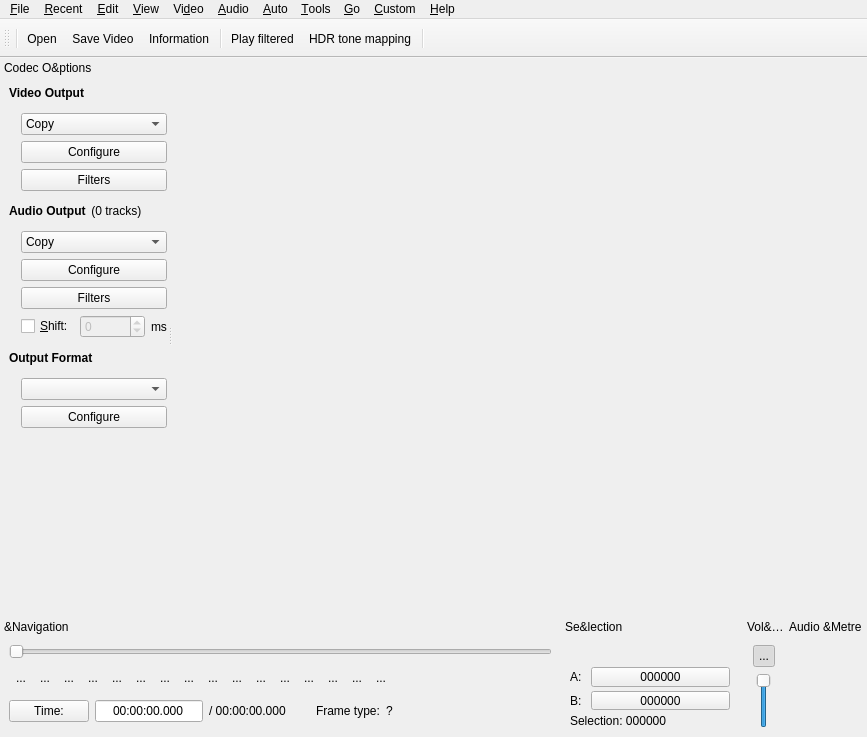
This is avidemux/qt4/ADM_userInterfaces/ADM_gui/gui2.ui in mean00/avidemux2 as Qt 5 draws it before an edit. The edited form follows.
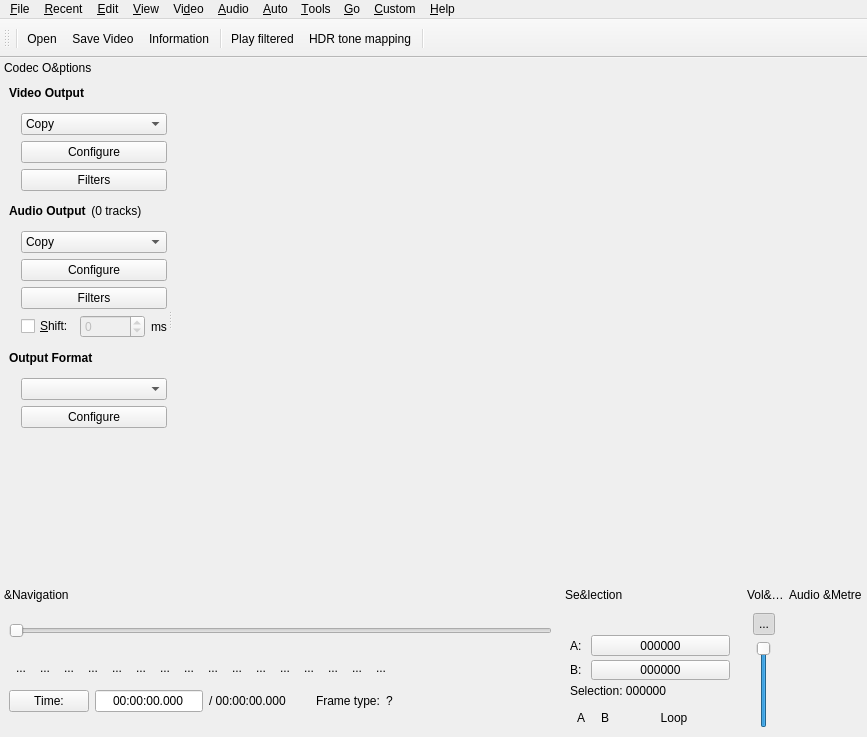
This is the edited form. Icons and pictures are not drawn. Custom widgets are drawn as their Qt base class.

Commit message:
qt: play a marked selection in a loop and speed up the macOS build
Add marker A, marker B, and Loop on the Selection panel, and a Go menu item
with shortcut L, so the range between the markers repeats. Rewind the existing
video chain and audio device at each lap instead of rebuilding the player.

On Apple Silicon, bootStrapMacOS_Monterey.arm64.sh builds out of tree on a
case-sensitive volume, compiles with all cores and ccache when it is installed,
and stops with a brew install line for any missing dependency.

The edit to the form file:
```diff
--- a/avidemux/qt4/ADM_userInterfaces/ADM_gui/gui2.ui
+++ b/avidemux/qt4/ADM_userInterfaces/ADM_gui/gui2.ui
@@ -771,13 +771,13 @@
    <property name="minimumSize">
     <size>
      <width>543</width>
-     <height>120</height>
+     <height>152</height>
     </size>
    </property>
    <property name="maximumSize">
     <size>
      <width>524287</width>
-     <height>120</height>
+     <height>152</height>
     </size>
    </property>
    <property name="features">
@@ -1391,13 +1391,13 @@
    <property name="minimumSize">
     <size>
      <width>182</width>
-     <height>120</height>
+     <height>152</height>
     </size>
    </property>
    <property name="maximumSize">
     <size>
      <width>182</width>
-     <height>120</height>
+     <height>152</height>
     </size>
    </property>
    <property name="features">
@@ -1525,6 +1525,91 @@
          </item>
         </layout>
        </item>
+       <item>
+        <layout class="QHBoxLayout" name="selectionMarkerButtons">
+         <property name="spacing">
+          <number>2</number>
+         </property>
+         <item>
+          <widget class="QToolButton" name="toolButtonSelectionMarkA">
+           <property name="toolTip">
+            <string>Set start marker</string>
+           </property>
+           <property name="text">
+            <string>A</string>
+           </property>
+           <property name="icon">
+            <iconset resource="avidemux.qrc">
+             <normaloff>:/new/prefix1/pics/markA.png</normaloff>:/new/prefix1/pics/markA.png</iconset>
+           </property>
+           <property name="iconSize">
+            <size>
+             <width>22</width>
+             <height>22</height>
+            </size>
+           </property>
+           <property name="autoRaise">
+            <bool>true</bool>
+           </property>
+          </widget>
+         </item>
+         <item>
+          <widget class="QToolButton" name="toolButtonSelectionMarkB">
+           <property name="toolTip">
+            <string>Set end marker</string>
+           </property>
+           <property name="text">
+            <string>B</string>
+           </property>
+           <property name="icon">
+            <iconset resource="avidemux.qrc">
+             <normaloff>:/new/prefix1/pics/markB.png</normaloff>:/new/prefix1/pics/markB.png</iconset>
+           </property>
+           <property name="iconSize">
+            <size>
+             <width>22</width>
+             <height>22</height>
+            </size>
+           </property>
+           <property name="autoRaise">
+            <bool>true</bool>
+           </property>
+          </widget>
+         </item>
+         <item>
+          <widget class="QToolButton" name="toolButtonSelectionPlayLoop">
+           <property name="sizePolicy">
+            <sizepolicy hsizetype="Expanding" vsizetype="Fixed">
+             <horstretch>0</horstretch>
+             <verstretch>0</verstretch>
+            </sizepolicy>
+           </property>
+           <property name="toolTip">
+            <string>Play selection in a loop [L]</string>
+           </property>
+           <property name="text">
+            <string>Loop</string>
+           </property>
+           <property name="icon">
+            <iconset resource="avidemux.qrc">
+             <normaloff>:/new/prefix1/pics/player_play.png</normaloff>:/new/prefix1/pics/player_play.png</iconset>
+           </property>
+           <property name="iconSize">
+            <size>
+             <width>22</width>
+             <height>22</height>
+            </size>
+           </property>
+           <property name="toolButtonStyle">
+            <enum>Qt::ToolButtonTextBesideIcon</enum>
+           </property>
+           <property name="autoRaise">
+            <bool>true</bool>
+           </property>
+          </widget>
+         </item>
+        </layout>
+       </item>
       </layout>
      </item>
     </layout>
@@ -1540,13 +1625,13 @@
    <property name="minimumSize">
     <size>
      <width>42</width>
-     <height>120</height>
+     <height>152</height>
     </size>
    </property>
    <property name="maximumSize">
     <size>
      <width>42</width>
-     <height>120</height>
+     <height>152</height>
     </size>
    </property>
    <property name="features">
@@ -1654,13 +1739,13 @@
    <property name="minimumSize">
     <size>
      <width>82</width>
-     <height>120</height>
+     <height>152</height>
     </size>
    </property>
    <property name="maximumSize">
     <size>
      <width>82</width>
-     <height>120</height>
+     <height>152</height>
     </size>
    </property>
    <property name="features">
```
Left out of the diff: 3 changed lines with no effect on the pictures. The commit also changes 16 other files.
